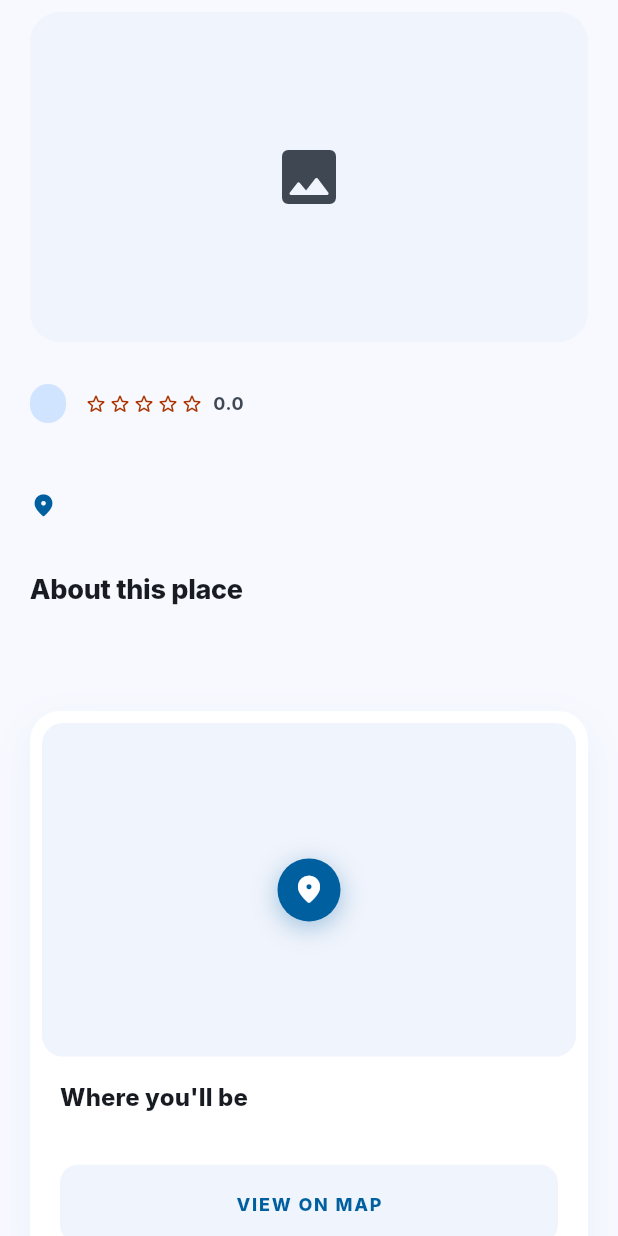
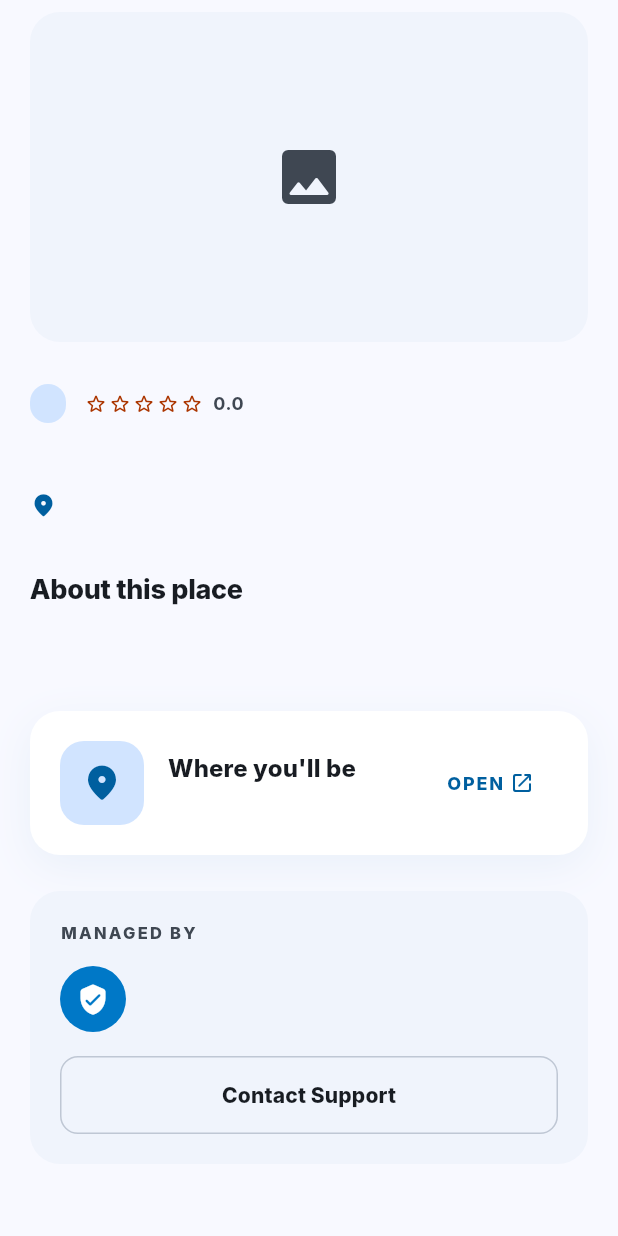
Before and after one commit to tranchienthang30/trip_wise, a Flutter app: the _DetailBody widget shown alone on an empty page, opened directly with empty values, on a phone screen of 412 x 824 dp. Run offline on Flutter 3.47's test engine with Material 3 defaults, Android fonts, the phone set to English and light mode, and no system bars; our stand-ins replace dio, go_router, share_plus; network calls fail; Roboto replaces fonts that are missing (Inter).

Commit message:
add image rendering + map rendering

```diff
--- a/lib/models/hotel_detail.dart
+++ b/lib/models/hotel_detail.dart
@@ -18,6 +18,7 @@ class HotelDetail {
     required this.host,
     required this.policies,
     required this.isFavoritedByMe,
+    required this.googleMapUrl,
   });
 
   final int id;
@@ -38,6 +39,7 @@ class HotelDetail {
   final HotelHost? host;
   final HotelPolicies policies;
   final bool isFavoritedByMe;
+  final String? googleMapUrl;
 
   factory HotelDetail.fromJson(Map<String, dynamic> json) {
     return HotelDetail(
@@ -65,6 +67,7 @@ class HotelDetail {
         (json['policies'] as Map<String, dynamic>?) ?? const {},
       ),
       isFavoritedByMe: json['isFavoritedByMe'] as bool? ?? false,
+      googleMapUrl: json['googleMapUrl'] as String?,
     );
   }
 }
--- a/lib/screens/service_details_screen.dart
+++ b/lib/screens/service_details_screen.dart
@@ -1,10 +1,13 @@
 import 'package:flutter/material.dart';
 import 'package:go_router/go_router.dart';
+import 'package:share_plus/share_plus.dart';
+import 'package:url_launcher/url_launcher.dart';
 
 import '../constants/colors.dart';
 import '../models/hotel_detail.dart';
 import '../services/hotels_api.dart';
 import '../utils/currency.dart';
+import 'image_gallery_screen.dart';
 
 class ServiceDetailsScreen extends StatefulWidget {
   const ServiceDetailsScreen({super.key, required this.hotelId});
@@ -18,19 +21,49 @@ class ServiceDetailsScreen extends StatefulWidget {
 class _ServiceDetailsScreenState extends State<ServiceDetailsScreen> {
   final HotelsApi _api = HotelsApi();
   late Future<HotelDetail> _future;
+  HotelDetail? _data;
   bool _isFavorited = false;
 
   @override
   void initState() {
     super.initState();
+    _load();
+  }
+
+  void _load() {
     _future = _api.fetchHotelDetail(widget.hotelId);
+    _future.then((data) {
+      if (!mounted) return;
+      setState(() => _data = data);
+    }).catchError((_) {});
   }
 
   void _retry() {
     setState(() {
-      _future = _api.fetchHotelDetail(widget.hotelId);
+      _data = null;
+      _load();
     });
   }
+
+  Future<void> _onShare() async {
+    final data = _data;
+    if (data == null) return;
+    final price = data.priceFrom == null
+        ? ''
+        : '\nFrom ${formatVnd(data.priceFrom)} / night';
+    await Share.share(
+      'Check out ${data.name} on Tripwise.\n${data.address}$price',
+      subject: data.name,
+    );
+  }
+
+  Future<void> _onOpenExternalMap() async {
+    final url = _data?.googleMapUrl;
+    if (url == null || url.isEmpty) return;
+    await launchUrl(Uri.parse(url), mode: LaunchMode.externalApplication);
+  }
+
+  void _onContactSupport() => context.push('/direct_messaging');
 
   @override
   Widget build(BuildContext context) {
@@ -50,7 +83,11 @@ class _ServiceDetailsScreenState extends State<ServiceDetailsScreen> {
             );
           }
           final data = snapshot.data!;
-          return _DetailBody(data: data);
+          return _DetailBody(
+            data: data,
+            onOpenExternalMap: _onOpenExternalMap,
+            onContactSupport: _onContactSupport,
+          );
         },
       ),
       bottomNavigationBar: FutureBuilder<HotelDetail>(
@@ -95,7 +132,7 @@ class _ServiceDetailsScreenState extends State<ServiceDetailsScreen> {
             Icons.ios_share_rounded,
             color: TripwiseColors.primary,
           ),
-          onPressed: () {},
+          onPressed: _data == null ? null : _onShare,
         ),
         IconButton(
           icon: Icon(
@@ -160,9 +197,27 @@ class _ErrorView extends StatelessWidget {
 }
 
 class _DetailBody extends StatelessWidget {
-  const _DetailBody({required this.data});
+  const _DetailBody({
+    required this.data,
+    required this.onOpenExternalMap,
+    required this.onContactSupport,
+  });
 
   final HotelDetail data;
+  final VoidCallback onOpenExternalMap;
+  final VoidCallback onContactSupport;
+
+  void _openGallery(BuildContext context, List<String> images, int index) {
+    Navigator.of(context).push(
+      MaterialPageRoute(
+        fullscreenDialog: true,
+        builder: (_) => ImageGalleryScreen(
+          images: images,
+          initialIndex: index,
+        ),
+      ),
+    );
+  }
 
   @override
   Widget build(BuildContext context) {
@@ -171,7 +226,10 @@ class _DetailBody extends StatelessWidget {
       child: Column(
         crossAxisAlignment: CrossAxisAlignment.start,
         children: [
-          _HeroGrid(images: data.images),
+          _HeroGrid(
+            images: data.images,
+            onTapImage: (i) => _openGallery(context, data.images, i),
+          ),
           const SizedBox(height: 28),
           _IdentityHeader(
             category: data.category,
@@ -194,12 +252,13 @@ class _DetailBody extends StatelessWidget {
           ],
           const SizedBox(height: 32),
           _MapPreviewCard(
-            mapImage: data.images.isNotEmpty ? data.images.first : null,
             location: data.address,
+            hasMapUrl: data.googleMapUrl != null,
+            onOpenExternalMap: onOpenExternalMap,
           ),
           if (data.host != null) ...[
             const SizedBox(height: 24),
-            _HostCard(hostName: data.host!.name),
+            _HostCard(hostName: data.host!.name, onContactSupport: onContactSupport),
           ],
           if (data.reviewCount > 0) ...[
             const SizedBox(height: 32),
@@ -214,16 +273,15 @@ class _DetailBody extends StatelessWidget {
 // ---------- Network image with graceful fallback ----------
 
 class _NetImage extends StatelessWidget {
-  const _NetImage(this.url, {this.fit = BoxFit.cover});
+  const _NetImage(this.url);
 
   final String url;
-  final BoxFit fit;
 
   @override
   Widget build(BuildContext context) {
     return Image.network(
       url,
-      fit: fit,
+      fit: BoxFit.cover,
       errorBuilder: (_, __, ___) => Container(
         color: TripwiseColors.surfaceContainerLow,
         alignment: Alignment.center,
@@ -252,9 +310,33 @@ class _NetImage extends StatelessWidget {
 // ---------- Hero grid (adapts to 1 / 2 / 3+ images) ----------
 
 class _HeroGrid extends StatelessWidget {
-  const _HeroGrid({required this.images});
+  const _HeroGrid({required this.images, required this.onTapImage});
 
   final List<String> images;
+  final ValueChanged<int> onTapImage;
+
+  Widget _tile({
+    required int index,
+    required double radius,
+    Widget? overlay,
+  }) {
+    return ClipRRect(
+      borderRadius: BorderRadius.circular(radius),
+      child: Material(
+        color: Colors.transparent,
+        child: InkWell(
+          onTap: () => onTapImage(index),
+          child: Stack(
+            fit: StackFit.expand,
+            children: [
+              _NetImage(images[index]),
+              if (overlay != null) overlay,
+            ],
+          ),
+        ),
+      ),
+    );
+  }
 
   @override
   Widget build(BuildContext context) {
@@ -274,13 +356,10 @@ class _HeroGrid extends StatelessWidget {
       );
     }
     if (images.length == 1) {
-      return ClipRRect(
-        borderRadius: BorderRadius.circular(20),
-        child: SizedBox(
+      return SizedBox(
         height: 260,
         width: double.infinity,
-          child: _NetImage(images[0]),
-        ),
+        child: _tile(index: 0, radius: 20),
       );
     }
     return SizedBox(
@@ -290,10 +369,7 @@ class _HeroGrid extends StatelessWidget {
         children: [
           Expanded(
             flex: 3,
-            child: ClipRRect(
-              borderRadius: BorderRadius.circular(20),
-              child: _NetImage(images[0]),
-            ),
+            child: _tile(index: 0, radius: 20),
           ),
           const SizedBox(width: 10),
           Expanded(
@@ -301,23 +377,15 @@ class _HeroGrid extends StatelessWidget {
             child: Column(
               crossAxisAlignment: CrossAxisAlignment.stretch,
               children: [
-                Expanded(
-                  child: ClipRRect(
-                    borderRadius: BorderRadius.circular(16),
-                    child: _NetImage(images[1]),
-                  ),
-                ),
+                Expanded(child: _tile(index: 1, radius: 16)),
                 if (images.length >= 3) ...[
                   const SizedBox(height: 10),
                   Expanded(
-                    child: ClipRRect(
-                      borderRadius: BorderRadius.circular(16),
-                      child: Stack(
-                        fit: StackFit.expand,
-                        children: [
-                          _NetImage(images[2]),
-                          if (images.length > 3)
-                            Container(
+                    child: _tile(
+                      index: 2,
+                      radius: 16,
+                      overlay: images.length > 3
+                          ? Container(
                               color: Colors.black.withOpacity(0.4),
                               alignment: Alignment.center,
                               child: Text(
@@ -329,9 +397,8 @@ class _HeroGrid extends StatelessWidget {
                                   letterSpacing: 0.6,
                                 ),
                               ),
-                            ),
-                        ],
-                      ),
+                            )
+                          : null,
                     ),
                   ),
                 ],
@@ -581,10 +648,15 @@ class _AmenitiesGrid extends StatelessWidget {
 // ---------- Map preview ----------
 
 class _MapPreviewCard extends StatelessWidget {
-  const _MapPreviewCard({required this.mapImage, required this.location});
+  const _MapPreviewCard({
+    required this.location,
+    required this.hasMapUrl,
+    required this.onOpenExternalMap,
+  });
 
-  final String? mapImage;
   final String location;
+  final bool hasMapUrl;
+  final VoidCallback onOpenExternalMap;
 
   @override
   Widget build(BuildContext context) {
@@ -601,56 +673,25 @@ class _MapPreviewCard extends StatelessWidget {
           ),
         ],
       ),
-      padding: const EdgeInsets.all(8),
-      child: Column(
-        crossAxisAlignment: CrossAxisAlignment.start,
+      padding: const EdgeInsets.all(20),
+      child: Row(
         children: [
-          ClipRRect(
-            borderRadius: BorderRadius.circular(14),
-            child: AspectRatio(
-              aspectRatio: 16 / 10,
-              child: Stack(
-                fit: StackFit.expand,
-                children: [
-                  if (mapImage != null)
-                    ColorFiltered(
-                      colorFilter: const ColorFilter.matrix(<double>[
-                        0.2126, 0.7152, 0.0722, 0, 0, //
-                        0.2126, 0.7152, 0.0722, 0, 0, //
-                        0.2126, 0.7152, 0.0722, 0, 0, //
-                        0, 0, 0, 0.85, 0, //
-                      ]),
-                      child: _NetImage(mapImage!),
-                    )
-                  else
-                    Container(color: TripwiseColors.surfaceContainerLow),
-                  Center(
-                    child: Container(
-                      padding: const EdgeInsets.all(10),
+          Container(
+            width: 56,
+            height: 56,
             decoration: BoxDecoration(
-                        color: TripwiseColors.primary,
-                        shape: BoxShape.circle,
-                        boxShadow: [
-                          BoxShadow(
-                            color: TripwiseColors.primary.withOpacity(0.35),
-                            blurRadius: 14,
-                            offset: const Offset(0, 4),
+              color: TripwiseColors.primaryFixed,
+              borderRadius: BorderRadius.circular(16),
             ),
-                        ],
-                      ),
+            alignment: Alignment.center,
             child: const Icon(
               Icons.location_on_rounded,
-                        color: Colors.white,
-                        size: 22,
+              color: TripwiseColors.primary,
+              size: 28,
             ),
           ),
-                  ),
-                ],
-              ),
-            ),
-          ),
-          Padding(
-            padding: const EdgeInsets.fromLTRB(12, 16, 12, 12),
+          const SizedBox(width: 16),
+          Expanded(
             child: Column(
               crossAxisAlignment: CrossAxisAlignment.start,
               children: [
@@ -666,29 +707,28 @@ class _MapPreviewCard extends StatelessWidget {
                   style: textTheme.bodySmall?.copyWith(
                     color: TripwiseColors.onSurfaceVariant,
                   ),
+                  maxLines: 2,
+                  overflow: TextOverflow.ellipsis,
                 ),
-                const SizedBox(height: 14),
-                SizedBox(
-                  width: double.infinity,
-                  child: OutlinedButton(
-                    style: TripwiseButtonStyles.outlined(
-                      radius: 12,
-                      foregroundColor: TripwiseColors.primary,
-                      backgroundColor: TripwiseColors.surfaceContainerLow,
-                      borderColor: Colors.transparent,
-                      padding: const EdgeInsets.symmetric(vertical: 14),
+              ],
             ),
-                    onPressed: () {},
-                    child: const Text(
-                      'VIEW ON MAP',
+          ),
+          const SizedBox(width: 12),
+          TextButton(
+            onPressed: hasMapUrl ? onOpenExternalMap : null,
+            child: const Row(
+              mainAxisSize: MainAxisSize.min,
+              children: [
+                Text(
+                  'OPEN',
                   style: TextStyle(
                     fontWeight: FontWeight.w800,
                     letterSpacing: 1.2,
                     fontSize: 12,
                   ),
                 ),
-                  ),
-                ),
+                SizedBox(width: 4),
+                Icon(Icons.open_in_new_rounded, size: 16),
               ],
             ),
           ),
@@ -701,9 +741,10 @@ class _MapPreviewCard extends StatelessWidget {
 // ---------- Host card ----------
 
 class _HostCard extends StatelessWidget {
-  const _HostCard({required this.hostName});
+  const _HostCard({required this.hostName, required this.onContactSupport});
 
   final String hostName;
+  final VoidCallback onContactSupport;
 
   @override
   Widget build(BuildContext context) {
@@ -762,7 +803,7 @@ class _HostCard extends StatelessWidget {
                 borderColor: TripwiseColors.outlineVariant,
                 padding: const EdgeInsets.symmetric(vertical: 14),
               ),
-              onPressed: () {},
+              onPressed: onContactSupport,
               child: const Text(
                 'Contact Support',
                 style: TextStyle(fontWeight: FontWeight.w800),
--- a/pubspec.yaml
+++ b/pubspec.yaml
@@ -36,6 +36,8 @@ dependencies:
   cupertino_icons: ^1.0.8
   go_router: ^14.0.0
   dio: ^5.7.0
+  share_plus: ^10.0.0
+  url_launcher: ^6.3.0
 
 dev_dependencies:
   flutter_test:
```
Also changed, not shown: lib/screens/image_gallery_screen.dart (added, +88 -0 lines), lib/services/api_client.dart (+14 -4 lines), pubspec.lock, 5 other files. Lines whose indentation alone changed are shown as unchanged.
